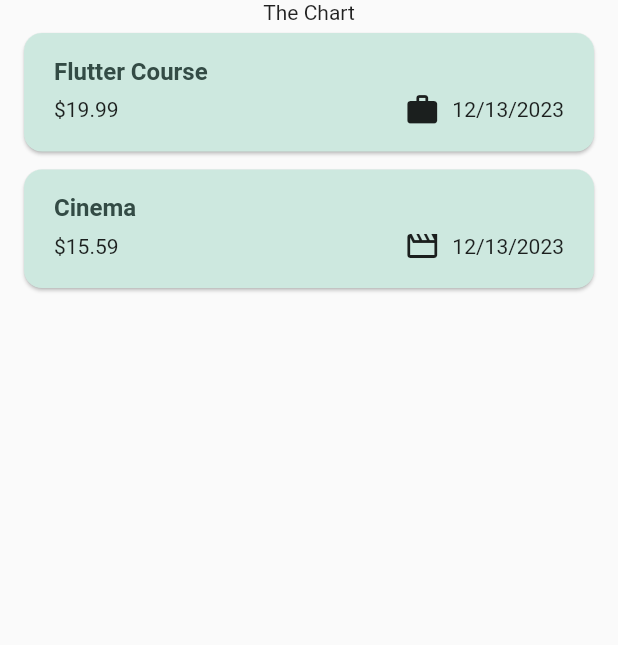
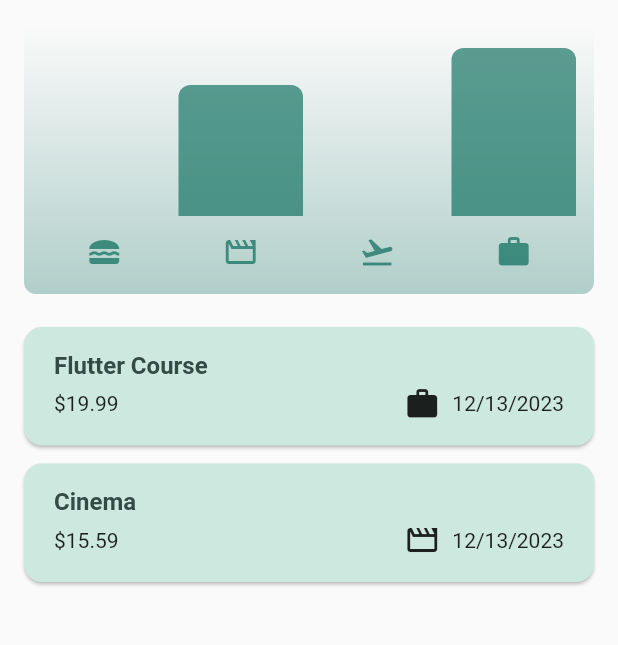
Before and after one commit to masanao10337/expense_tracking, a Flutter app: the screen it shows after launch, on a phone screen of 412 x 824 dp, the part 84-729 px from its top. Run offline on Flutter 3.47's test engine with Material 2 defaults, Android fonts, the phone set to English and light mode, and no system bars.

Commit message:
add charts

```diff
--- a/lib/models/expense_bucket.dart
+++ b/lib/models/expense_bucket.dart
@@ -1,5 +1,3 @@
-import 'dart:math';
-
 import 'package:expense_tracking_app/models/expense.dart';
 
 class ExpenseBucket {
@@ -7,6 +5,14 @@ class ExpenseBucket {
     required this.category,
     required this.expenses,
   });
+
+  ExpenseBucket.forCategory(
+    List<Expense> allExpenses,
+    this.category,
+  ) : expenses = allExpenses
+            .where((expense) => expense.category == category)
+            .toList();
+
   final Category category;
   final List<Expense> expenses;
 
--- /dev/null
+++ b/lib/widgets/chart/chart.dart
@@ -0,0 +1,106 @@
+import 'package:flutter/material.dart';
+
+import 'package:expense_tracking_app/widgets/chart/chart_bar.dart';
+import 'package:expense_tracking_app/models/expense.dart';
+import 'package:expense_tracking_app/models/expense_bucket.dart';
+
+class Chart extends StatelessWidget {
+  const Chart({super.key, required this.expenses});
+
+  final List<Expense> expenses;
+
+  List<ExpenseBucket> get buckets {
+    return [
+      ExpenseBucket.forCategory(expenses, Category.food),
+      ExpenseBucket.forCategory(expenses, Category.leisure),
+      ExpenseBucket.forCategory(expenses, Category.travel),
+      ExpenseBucket.forCategory(expenses, Category.work),
+    ];
+  }
+
+  double get maxTotalExpense {
+    double maxTotalExpense = 0;
+
+    for (final bucket in buckets) {
+      if (bucket.totalExpenses > maxTotalExpense) {
+        maxTotalExpense = bucket.totalExpenses;
+      }
+    }
+
+    return maxTotalExpense;
+  }
+
+  @override
+  Widget build(BuildContext context) {
+    final isDarkMode =
+        MediaQuery.of(context).platformBrightness == Brightness.dark;
+    return Container(
+      margin: const EdgeInsets.all(16),
+      padding: const EdgeInsets.symmetric(
+        vertical: 16,
+        horizontal: 8,
+      ),
+      width: double.infinity,
+      height: 180,
+      decoration: BoxDecoration(
+        borderRadius: BorderRadius.circular(8),
+        gradient: LinearGradient(
+          colors: [
+            Theme.of(context).colorScheme.primary.withOpacity(0.3),
+            Theme.of(context).colorScheme.primary.withOpacity(0.0)
+          ],
+          begin: Alignment.bottomCenter,
+          end: Alignment.topCenter,
+        ),
+      ),
+      child: Column(
+        children: [
+          Expanded(
+            child: Row(
+              crossAxisAlignment: CrossAxisAlignment.end,
+              // (using For-loop)
+              // children: [
+              //   for (final bucket in buckets)
+              //     ChartBar(
+              //       fill: bucket.totalExpenses == 0
+              //           ? 0
+              //           : bucket.totalExpenses / maxTotalExpense,
+              //     )
+              // ],
+              children: buckets
+                  .map(
+                    (bucket) => ChartBar(
+                      fill: bucket.totalExpenses == 0
+                          ? 0
+                          : bucket.totalExpenses / maxTotalExpense,
+                    ),
+                  )
+                  .toList(),
+            ),
+          ),
+          const SizedBox(height: 12),
+          Row(
+            children: buckets
+                .map(
+                  (bucket) => Expanded(
+                    child: Padding(
+                      padding: const EdgeInsets.symmetric(horizontal: 4),
+                      child: Icon(
+                        categoryIcons[bucket.category],
+                        color: isDarkMode
+                            ? Theme.of(context).colorScheme.secondary
+                            : Theme.of(context)
+                                .colorScheme
+                                .primary
+                                .withOpacity(0.7),
+                      ),
+                    ),
+                  ),
+                )
+                .toList(),
+          )
+        ],
+      ),
+    );
+  }
+}
--- /dev/null
+++ b/lib/widgets/chart/chart_bar.dart
@@ -0,0 +1,34 @@
+import 'package:flutter/material.dart';
+
+class ChartBar extends StatelessWidget {
+  const ChartBar({
+    super.key,
+    required this.fill,
+  });
+
+  final double fill;
+
+  @override
+  Widget build(BuildContext context) {
+    final isDarkMode =
+        MediaQuery.of(context).platformBrightness == Brightness.dark;
+    return Expanded(
+      child: Padding(
+        padding: const EdgeInsets.symmetric(horizontal: 4),
+        child: FractionallySizedBox(
+          heightFactor: fill, // 0 <> 1,
+          child: DecoratedBox(
+            decoration: BoxDecoration(
+              shape: BoxShape.rectangle,
+              borderRadius:
+                  const BorderRadius.vertical(top: Radius.circular(8)),
+              color: isDarkMode
+                  ? Theme.of(context).colorScheme.secondary
+                  : Theme.of(context).colorScheme.primary.withOpacity(0.65),
+            ),
+          ),
+        ),
+      ),
+    );
+  }
+}
--- a/lib/widgets/expenses.dart
+++ b/lib/widgets/expenses.dart
@@ -1,3 +1,4 @@
+import 'package:expense_tracking_app/widgets/chart/chart.dart';
 import 'package:flutter/material.dart';
 import 'package:expense_tracking_app/widgets/expense_form/expense_form.dart';
 import 'package:expense_tracking_app/widgets/expenses_list/expenses_list.dart';
@@ -82,7 +83,7 @@ class _ExpensesState extends State<Expenses> {
       ),
       body: Column(
         children: [
-          const Text('The Chart'),
+          Chart(expenses: _registredExpenses),
           Expanded(child: mainContent),
         ],
       ),
```
